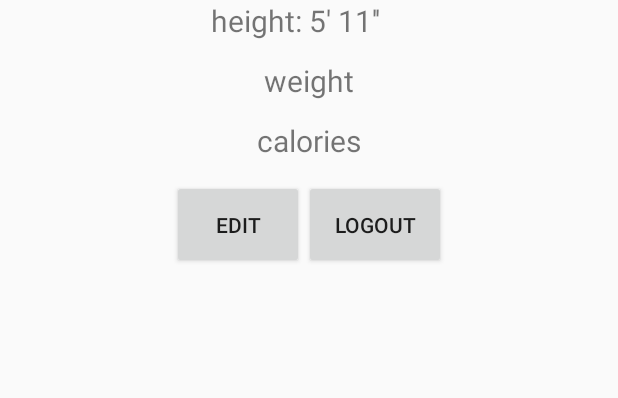
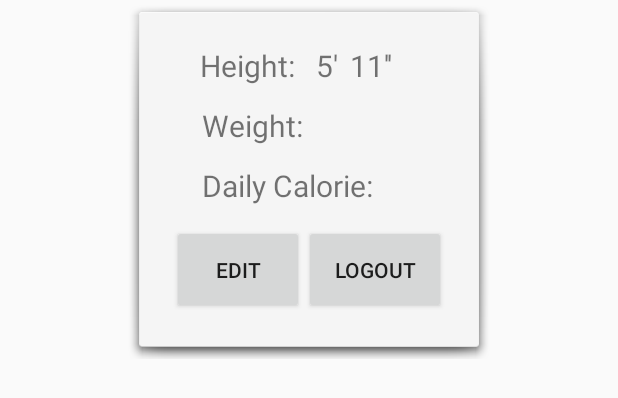
Before and after one commit to lilching/washu-gains-app, an Android app: the layout display_info_fragment.xml on its own in the app's theme, with its tools: preview values and no code run, on a phone screen of 412 x 824 dp. Shown: the top 398 px of the screen. Run offline under Robolectric (Android 15) with nearby library versions, the phone set to English and light mode, and no system bars; Roboto replaces fonts that are not available here.

Commit message:
info page stuff

```diff
--- a/app/src/main/java/com/example/washugains/Fragment/InfoFragments/DisplayInfoFragment.kt
+++ b/app/src/main/java/com/example/washugains/Fragment/InfoFragments/DisplayInfoFragment.kt
@@ -45,10 +45,10 @@
         var calories = arguments!!.getInt("calories")
         var username = arguments!!.getString("username")
 
-        myFeet.text = "height: " + feet.toString() + "' "
+        myFeet.text = "Height:   " + feet.toString() + "' "
         myInch.text = inches.toString() + "''"
-        myWeight.text = "weight: " + weight.toString() + "lbs"
-        myCalories.text = "calories: " + calories.toString()
+        myWeight.text = "Weight: " + weight.toString() + "lbs"
+        myCalories.text = "Calories: " + calories.toString()
 
         logoutButton = logout
         updateButton = myInfoEdit
--- a/app/src/main/res/layout/display_info_fragment.xml
+++ b/app/src/main/res/layout/display_info_fragment.xml
@@ -8,56 +8,60 @@
     >
 
     <LinearLayout
+        android:layout_width="wrap_content"
+        android:layout_height="wrap_content"
+        android:background="@android:drawable/dialog_holo_light_frame"
+        android:orientation="vertical"
+        android:padding="30dp"
+        app:layout_constraintLeft_toLeftOf="parent"
+        app:layout_constraintRight_toRightOf="parent"
+        app:layout_constraintTop_toTopOf="parent">
+
+        <LinearLayout
             android:id="@+id/heightLayout"
-        android:visibility="visible"
             android:layout_width="match_parent"
             android:layout_height="wrap_content"
             android:gravity="center_horizontal"
             android:orientation="horizontal"
-        app:layout_constraintTop_toBottomOf="@+id/infoLayout"
+            android:visibility="visible"
             android:weightSum="1"
-        >
+            app:layout_constraintTop_toBottomOf="@+id/infoLayout">
+
             <TextView
                 android:id="@+id/myFeet"
-            android:textSize="20dp"
                 android:layout_width="100dp"
                 android:layout_height="40dp"
-            android:layout_gravity="center_horizontal"
-            android:text="height: 5'"
-            app:layout_constraintTop_toBottomOf="@id/infoLayout"
-            />
+                android:text="Height:   5'"
+                android:textSize="20dp"
+                app:layout_constraintTop_toBottomOf="@id/infoLayout" />
+
             <TextView
                 android:id="@+id/myInch"
-            android:textSize="20dp"
-            android:layout_gravity="center_horizontal"
                 android:layout_width="45dp"
                 android:layout_height="40dp"
-            android:layout_marginLeft="-15dp"
                 android:text="11''"
-            app:layout_constraintTop_toBottomOf="@id/infoLayout"
-            />
+                android:textSize="20dp"
+                app:layout_constraintTop_toBottomOf="@id/infoLayout" />
         </LinearLayout>
+
         <TextView
             android:id="@+id/myWeight"
-        android:textSize="20dp"
-        android:visibility="visible"
             android:layout_width="match_parent"
             android:layout_height="40dp"
             android:layout_marginHorizontal="20dp"
-        android:gravity="center_horizontal"
-        android:text="weight"
-        app:layout_constraintTop_toBottomOf="@id/heightLayout"
-        />
+            android:text="Weight: "
+            android:textSize="20dp"
+            android:visibility="visible"
+            app:layout_constraintTop_toBottomOf="@id/heightLayout" />
 
         <TextView
             android:id="@+id/myCalories"
-        android:textSize="20dp"
-        android:visibility="visible"
             android:layout_width="match_parent"
             android:layout_height="40dp"
             android:layout_marginHorizontal="20dp"
-        android:gravity="center_horizontal"
-        android:text="calories"
+            android:text="Daily Calorie: "
+            android:textSize="20dp"
+            android:visibility="visible"
             app:layout_constraintTop_toBottomOf="@id/myWeight"
 
             />
@@ -65,27 +69,27 @@
         <LinearLayout
             android:layout_width="match_parent"
             android:layout_height="wrap_content"
+            android:gravity="center"
             android:orientation="horizontal"
-        android:gravity="center"
             app:layout_constraintTop_toBottomOf="@id/myCalories">
 
             <Button
                 android:id="@+id/myInfoEdit"
-            android:visibility="visible"
                 android:layout_width="wrap_content"
                 android:layout_height="wrap_content"
-            android:text="edit"
                 android:gravity="center"
                 android:padding="20dp"
-            />
+                android:text="edit"
+                android:visibility="visible" />
 
             <Button
                 android:id="@+id/logout"
                 android:layout_width="wrap_content"
                 android:layout_height="wrap_content"
                 android:padding="20dp"
-            android:text="LogOut"
-            />
+                android:text="LogOut" />
+        </LinearLayout>
+
     </LinearLayout>
 
 
```
Also changed, not shown: app/src/main/res/drawable/border.xml (added, +12 -0 lines), app/src/main/res/layout/edit_info_fragment.xml (+11 -0 lines), app/src/main/res/layout/info_page.xml (+4 -3 lines). Lines whose indentation alone changed are shown as unchanged.
